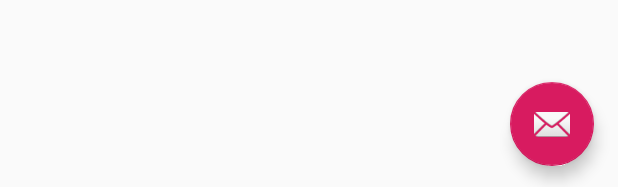
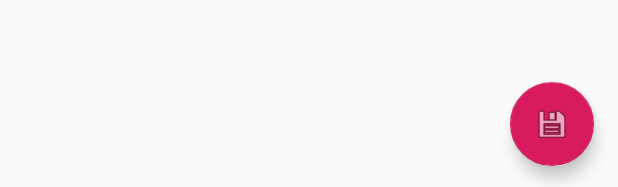
Before and after one commit to Daantjuh3221/mobile-development_Reminder_Multiscreen, an Android app: the layout activity_add.xml on its own in the app's theme, with its tools: preview values and no code run, on a phone screen of 412 x 824 dp. Shown: the part 1046-1233 px from the top of the screen. Run offline under Robolectric (Android 15) with nearby library versions, the phone set to English and light mode, and no system bars.

```diff
--- a/app/build.gradle
+++ b/app/build.gradle
@@ -3,6 +3,8 @@ apply plugin: 'com.android.application'
 apply plugin: 'kotlin-android'
 
 apply plugin: 'kotlin-android-extensions'
+
+apply plugin: 'kotlin-kapt'
 
 android {
     compileSdkVersion 29
@@ -40,7 +42,7 @@ dependencies {
     def room_version = "2.2.0"
 
     implementation "androidx.room:room-runtime:$room_version"
-    annotationProcessor "androidx.room:room-compiler:$room_version" // For Kotlin use kapt instead of annotationProcessor
+    kapt "androidx.room:room-compiler:$room_version" // For Kotlin use kapt instead of annotationProcessor
     // optional - Kotlin Extensions and Coroutines support for Room
     implementation "androidx.room:room-ktx:$room_version"
     // optional - RxJava support for Room
--- a/app/src/main/res/layout/activity_add.xml
+++ b/app/src/main/res/layout/activity_add.xml
@@ -28,6 +28,6 @@
         android:layout_height="wrap_content"
         android:layout_gravity="bottom|end"
         android:layout_margin="@dimen/fab_margin"
-        app:srcCompat="@android:drawable/ic_dialog_email" />
+        app:srcCompat="@android:drawable/ic_menu_save" />
 
 </androidx.coordinatorlayout.widget.CoordinatorLayout>
--- a/app/src/main/res/layout/content_add.xml
+++ b/app/src/main/res/layout/content_add.xml
@@ -28,6 +28,7 @@
             android:id="@+id/etAddReminder"
             android:layout_width="match_parent"
             android:layout_height="wrap_content"
-            android:hint="@string/reminder" />
+            android:hint="@string/reminder"
+            android:singleLine="true" />
     </com.google.android.material.textfield.TextInputLayout>
 </androidx.constraintlayout.widget.ConstraintLayout>
```
Also changed, not shown: app/src/main/java/nl/daanbefort/remindermultiscreen/MainActivity.kt (+21 -6 lines).
